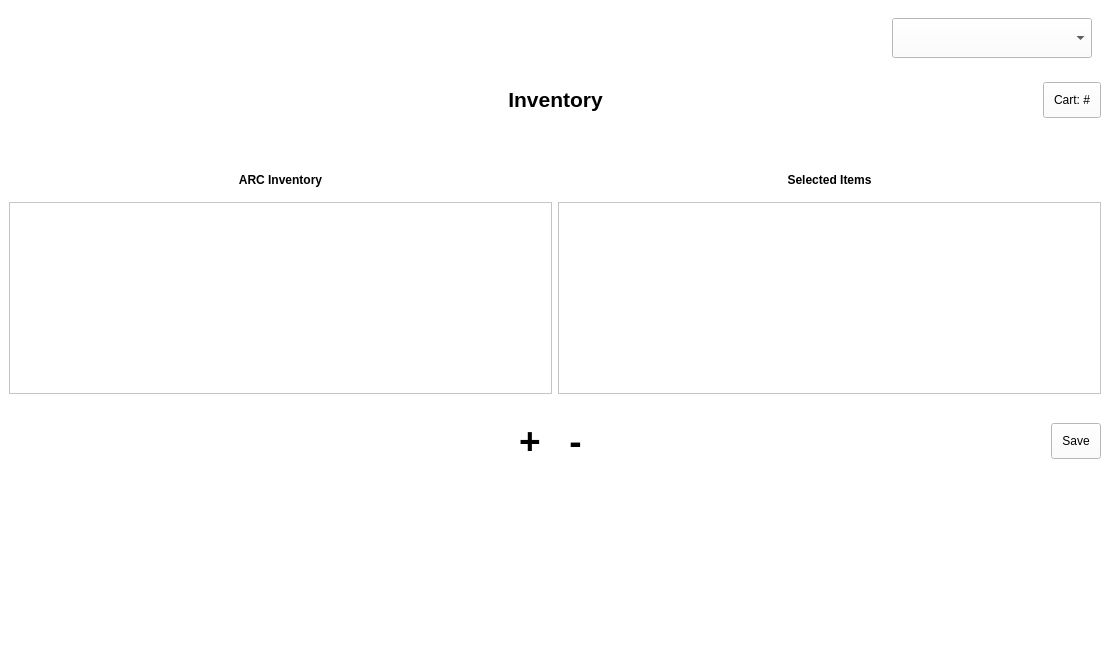
Qt form inventory.ui (arc-bphc/sims-gui) before a commit.
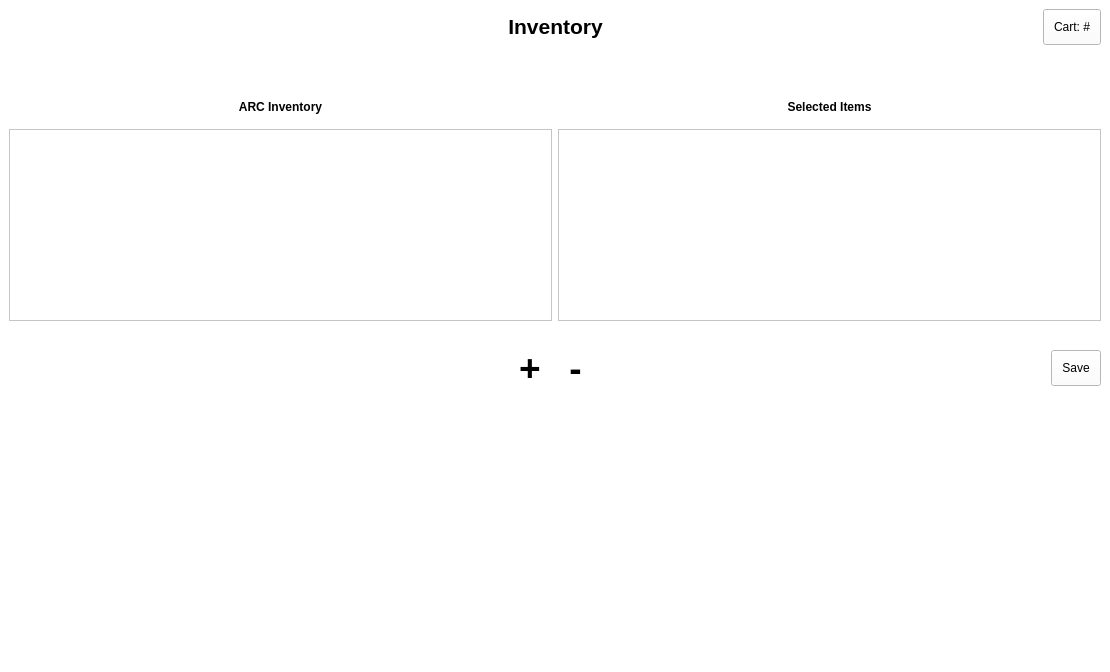
The same form after that commit. Icons and pictures are not drawn.

Patch:
```diff
--- a/inventory.ui
+++ b/inventory.ui
@@ -25,180 +25,7 @@
       <property name="verticalSpacing">
        <number>15</number>
       </property>
-      <item row="5" column="1" alignment="Qt::AlignRight">
-       <widget class="QPushButton" name="pushButton">
-        <property name="maximumSize">
-         <size>
-          <width>50</width>
-          <height>16777215</height>
-         </size>
-        </property>
-        <property name="font">
-         <font>
-          <pointsize>28</pointsize>
-          <weight>75</weight>
-          <bold>true</bold>
-         </font>
-        </property>
-        <property name="text">
-         <string>+</string>
-        </property>
-        <property name="flat">
-         <bool>true</bool>
-        </property>
-       </widget>
-      </item>
-      <item row="1" column="1" colspan="2" alignment="Qt::AlignHCenter">
-       <widget class="QLabel" name="label_2">
-        <property name="font">
-         <font>
-          <pointsize>16</pointsize>
-          <weight>75</weight>
-          <italic>false</italic>
-          <bold>true</bold>
-         </font>
-        </property>
-        <property name="text">
-         <string>&lt;html&gt;&lt;head/&gt;&lt;body&gt;&lt;p align=&quot;center&quot;&gt;&lt;span style=&quot; font-weight:600;&quot;&gt;Inventory&lt;/span&gt;&lt;/p&gt;&lt;/body&gt;&lt;/html&gt;</string>
-        </property>
-       </widget>
-      </item>
-      <item row="4" column="0" colspan="2">
-       <widget class="QTreeView" name="treeView"/>
-      </item>
-      <item row="0" column="0" alignment="Qt::AlignLeft|Qt::AlignTop">
-       <widget class="QPushButton" name="backButton">
-        <property name="minimumSize">
-         <size>
-          <width>50</width>
-          <height>50</height>
-         </size>
-        </property>
-        <property name="styleSheet">
-         <string notr="true">QPushButton {padding: 10px}
-</string>
-        </property>
-        <property name="text">
-         <string/>
-        </property>
-        <property name="icon">
-         <iconset>
-          <normaloff>ChevronLeft-128.png</normaloff>ChevronLeft-128.png</iconset>
-        </property>
-        <property name="iconSize">
-         <size>
-          <width>32</width>
-          <height>32</height>
-         </size>
-        </property>
-        <property name="flat">
-         <bool>true</bool>
-        </property>
-       </widget>
-      </item>
-      <item row="1" column="3" alignment="Qt::AlignRight|Qt::AlignVCenter">
-       <widget class="QPushButton" name="cartButton">
-        <property name="sizePolicy">
-         <sizepolicy hsizetype="Fixed" vsizetype="Fixed">
-          <horstretch>0</horstretch>
-          <verstretch>0</verstretch>
-         </sizepolicy>
-        </property>
-        <property name="text">
-         <string>Cart: #</string>
-        </property>
-       </widget>
-      </item>
-      <item row="0" column="1" colspan="2" alignment="Qt::AlignHCenter|Qt::AlignTop">
-       <widget class="QLabel" name="label_5">
-        <property name="sizePolicy">
-         <sizepolicy hsizetype="Fixed" vsizetype="Fixed">
-          <horstretch>0</horstretch>
-          <verstretch>0</verstretch>
-         </sizepolicy>
-        </property>
-        <property name="maximumSize">
-         <size>
-          <width>175</width>
-          <height>150</height>
-         </size>
-        </property>
-        <property name="text">
-         <string/>
-        </property>
-        <property name="pixmap">
-         <pixmap>13015184_719298964879056_6631447530178360880_n.png</pixmap>
-        </property>
-        <property name="scaledContents">
-         <bool>true</bool>
-        </property>
-       </widget>
-      </item>
-      <item row="4" column="2" colspan="2">
-       <widget class="QListView" name="listView"/>
-      </item>
-      <item row="0" column="3" alignment="Qt::AlignRight|Qt::AlignTop">
-       <widget class="QWidget" name="widget" native="true">
-        <layout class="QHBoxLayout" name="horizontalLayout">
-         <item>
-          <widget class="QLabel" name="label_3">
-           <property name="minimumSize">
-            <size>
-             <width>0</width>
-             <height>40</height>
-            </size>
-           </property>
-           <property name="maximumSize">
-            <size>
-             <width>50</width>
-             <height>50</height>
-            </size>
-           </property>
-           <property name="text">
-            <string/>
-           </property>
-           <property name="pixmap">
-            <pixmap>index.png</pixmap>
-           </property>
-           <property name="scaledContents">
-            <bool>true</bool>
-           </property>
-          </widget>
-         </item>
-         <item>
-          <widget class="QComboBox" name="comboBox">
-           <property name="minimumSize">
-            <size>
-             <width>200</width>
-             <height>40</height>
-            </size>
-           </property>
-           <property name="maximumSize">
-            <size>
-             <width>300</width>
-             <height>16777215</height>
-            </size>
-           </property>
-          </widget>
-         </item>
-        </layout>
-       </widget>
-      </item>
-      <item row="3" column="2" colspan="2">
-       <widget class="QLabel" name="label_4">
-        <property name="text">
-         <string>&lt;html&gt;&lt;head/&gt;&lt;body&gt;&lt;p align=&quot;center&quot;&gt;&lt;span style=&quot; font-weight:600;&quot;&gt;Selected Items&lt;/span&gt;&lt;/p&gt;&lt;/body&gt;&lt;/html&gt;</string>
-        </property>
-       </widget>
-      </item>
-      <item row="3" column="0" colspan="2">
-       <widget class="QLabel" name="label">
-        <property name="text">
-         <string>&lt;html&gt;&lt;head/&gt;&lt;body&gt;&lt;p align=&quot;center&quot;&gt;&lt;span style=&quot; font-weight:600;&quot;&gt;ARC Inventory&lt;/span&gt;&lt;/p&gt;&lt;/body&gt;&lt;/html&gt;</string>
-        </property>
-       </widget>
-      </item>
-      <item row="5" column="3" alignment="Qt::AlignRight">
+      <item row="4" column="3" alignment="Qt::AlignRight">
        <widget class="QPushButton" name="pushButton_4">
         <property name="text">
          <string>Save</string>
@@ -209,7 +36,71 @@
         </property>
        </widget>
       </item>
-      <item row="5" column="2" alignment="Qt::AlignLeft">
+      <item row="2" column="2" colspan="2">
+       <widget class="QLabel" name="label_4">
+        <property name="text">
+         <string>&lt;html&gt;&lt;head/&gt;&lt;body&gt;&lt;p align=&quot;center&quot;&gt;&lt;span style=&quot; font-weight:600;&quot;&gt;Selected Items&lt;/span&gt;&lt;/p&gt;&lt;/body&gt;&lt;/html&gt;</string>
+        </property>
+       </widget>
+      </item>
+      <item row="3" column="2" colspan="2">
+       <widget class="QListView" name="listView"/>
+      </item>
+      <item row="3" column="0" colspan="2">
+       <widget class="QTreeView" name="treeView"/>
+      </item>
+      <item row="0" column="3" alignment="Qt::AlignRight|Qt::AlignVCenter">
+       <widget class="QPushButton" name="cartButton">
+        <property name="sizePolicy">
+         <sizepolicy hsizetype="Fixed" vsizetype="Fixed">
+          <horstretch>0</horstretch>
+          <verstretch>0</verstretch>
+         </sizepolicy>
+        </property>
+        <property name="text">
+         <string>Cart: #</string>
+        </property>
+       </widget>
+      </item>
+      <item row="0" column="1" colspan="2" alignment="Qt::AlignHCenter">
+       <widget class="QLabel" name="label_2">
+        <property name="font">
+         <font>
+          <pointsize>16</pointsize>
+          <weight>75</weight>
+          <italic>false</italic>
+          <bold>true</bold>
+         </font>
+        </property>
+        <property name="text">
+         <string>&lt;html&gt;&lt;head/&gt;&lt;body&gt;&lt;p align=&quot;center&quot;&gt;&lt;span style=&quot; font-weight:600;&quot;&gt;Inventory&lt;/span&gt;&lt;/p&gt;&lt;/body&gt;&lt;/html&gt;</string>
+        </property>
+       </widget>
+      </item>
+      <item row="4" column="1" alignment="Qt::AlignRight">
+       <widget class="QPushButton" name="pushButton">
+        <property name="maximumSize">
+         <size>
+          <width>50</width>
+          <height>16777215</height>
+         </size>
+        </property>
+        <property name="font">
+         <font>
+          <pointsize>28</pointsize>
+          <weight>75</weight>
+          <bold>true</bold>
+         </font>
+        </property>
+        <property name="text">
+         <string>+</string>
+        </property>
+        <property name="flat">
+         <bool>true</bool>
+        </property>
+       </widget>
+      </item>
+      <item row="4" column="2" alignment="Qt::AlignLeft">
        <widget class="QPushButton" name="pushButton_3">
         <property name="maximumSize">
          <size>
@@ -232,7 +123,7 @@
         </property>
        </widget>
       </item>
-      <item row="2" column="1">
+      <item row="1" column="1">
        <spacer name="verticalSpacer_2">
         <property name="orientation">
          <enum>Qt::Vertical</enum>
@@ -245,6 +136,13 @@
         </property>
        </spacer>
       </item>
+      <item row="2" column="0" colspan="2">
+       <widget class="QLabel" name="label">
+        <property name="text">
+         <string>&lt;html&gt;&lt;head/&gt;&lt;body&gt;&lt;p align=&quot;center&quot;&gt;&lt;span style=&quot; font-weight:600;&quot;&gt;ARC Inventory&lt;/span&gt;&lt;/p&gt;&lt;/body&gt;&lt;/html&gt;</string>
+        </property>
+       </widget>
+      </item>
      </layout>
     </item>
     <item row="1" column="0">
```
